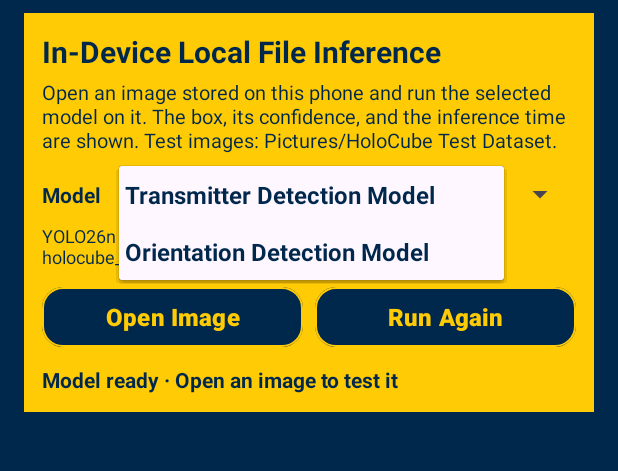
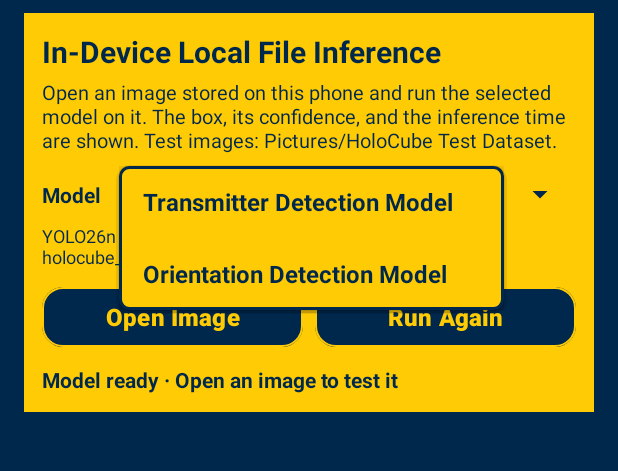
Before and after one commit to denizkarya1999/HoloCube_Android, an Android app: the LocalFileInferenceActivity screen opened directly, with no data from a screen before it, after a tap on "Transmitter Detection Model", on a phone screen of 412 x 824 dp, the part 101-572 px from its top. Run offline under Robolectric (Android 15) with nearby library versions, the phone set to English and light mode, and no system bars; libraries missing offline, so code that uses them is left out: org.opencv.android, org.opencv.core, org.opencv.imgproc; 1 statement that could not run was skipped.

Commit message:
Make the model list maize with Michigan Blue text (1.3.2)
The open model list on the Local File Inference screen used the theme's
default popup colour. Give it a maize panel with a Michigan Blue edge, its
own row layout with Michigan Blue text and 48dp rows, and a Michigan Blue
spinner arrow. Bump to 1.3.2 (code 7).

Built and lint-clean; installed on the Pixel 8a, where a screenshot of the
open list confirms the colours.

Co-Authored-By: Claude Fable 5.2 <noreply@anthropic.com>

```diff
--- a/app/build.gradle.kts
+++ b/app/build.gradle.kts
@@ -19,8 +19,8 @@ android {
         applicationId = "com.developer27.holocube.mobile"
         minSdk = 26
         targetSdk = 34
-        versionCode = 6
-        versionName = "1.3.1"
+        versionCode = 7
+        versionName = "1.3.2"
 
         ndk {
             // Phones and the Quest share the ARM64 PyTorch wheel.
--- a/app/src/main/java/com/developer27/holocube/mobile/LocalFileInferenceActivity.kt
+++ b/app/src/main/java/com/developer27/holocube/mobile/LocalFileInferenceActivity.kt
@@ -80,7 +80,7 @@ class LocalFileInferenceActivity : AppCompatActivity() {
         val models = LocalInferenceModel.entries
         binding.modelSpinner.adapter =
             ArrayAdapter(this, R.layout.spinner_item_model, models.map { it.displayName }).apply {
-                setDropDownViewResource(R.layout.spinner_item_model)
+                setDropDownViewResource(R.layout.spinner_dropdown_item_model)
             }
         binding.modelSpinner.setSelection(models.indexOf(model))
         binding.modelSpinner.onItemSelectedListener = object : AdapterView.OnItemSelectedListener {
--- /dev/null
+++ b/app/src/main/res/drawable/model_dropdown_background.xml
@@ -0,0 +1,7 @@
+<?xml version="1.0" encoding="utf-8"?>
+<!-- The open model list on the Local File Inference screen: a maize panel with a Michigan Blue edge -->
+<shape xmlns:android="http://schemas.android.com/apk/res/android" android:shape="rectangle">
+    <solid android:color="@color/yellow" />
+    <stroke android:width="2dp" android:color="@color/darkBlue" />
+    <corners android:radius="6dp" />
+</shape>
--- a/app/src/main/res/layout/activity_local_file_inference.xml
+++ b/app/src/main/res/layout/activity_local_file_inference.xml
@@ -90,6 +90,8 @@
                 android:layout_width="0dp"
                 android:layout_height="wrap_content"
                 android:layout_weight="1"
+                android:backgroundTint="@color/darkBlue"
+                android:popupBackground="@drawable/model_dropdown_background"
                 android:spinnerMode="dropdown" />
         </LinearLayout>
 
--- /dev/null
+++ b/app/src/main/res/layout/spinner_dropdown_item_model.xml
@@ -0,0 +1,17 @@
+<?xml version="1.0" encoding="utf-8"?>
+<!-- One row of the open model list: Michigan Blue text on the maize panel -->
+<TextView xmlns:android="http://schemas.android.com/apk/res/android"
+    android:id="@android:id/text1"
+    android:layout_width="match_parent"
+    android:layout_height="wrap_content"
+    android:minHeight="48dp"
+    android:gravity="center_vertical"
+    android:paddingTop="12dp"
+    android:paddingBottom="12dp"
+    android:paddingStart="16dp"
+    android:paddingEnd="16dp"
+    android:textColor="@color/darkBlue"
+    android:textSize="16sp"
+    android:textStyle="bold"
+    android:ellipsize="end"
+    android:singleLine="true" />
--- a/app/src/main/res/values/strings.xml
+++ b/app/src/main/res/values/strings.xml
@@ -50,7 +50,7 @@
     <!-- About page -->
     <string name="about_header">About HoloCube</string>
     <string name="about_designed_for">Designed for: HoloCube Research Project</string>
-    <string name="about_version">Version: 1.3.1</string>
+    <string name="about_version">Version: 1.3.2</string>
     <string name="about_platform">Platform: Android Smartphone + Meta Quest 3S</string>
     <string name="about_release_date">Release Date: TBD</string>
     <string name="about_developers">Developers: Deniz K. Acikbas and Ahmad Jayeb</string>
```
Also changed, not shown: 1 other file.
